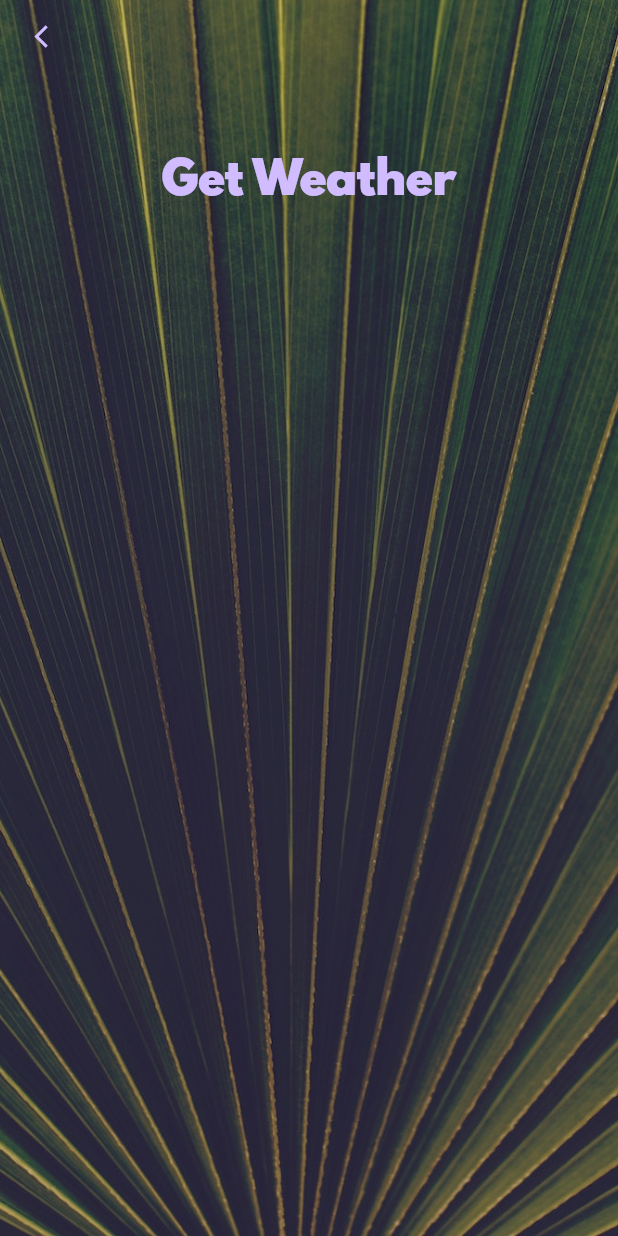
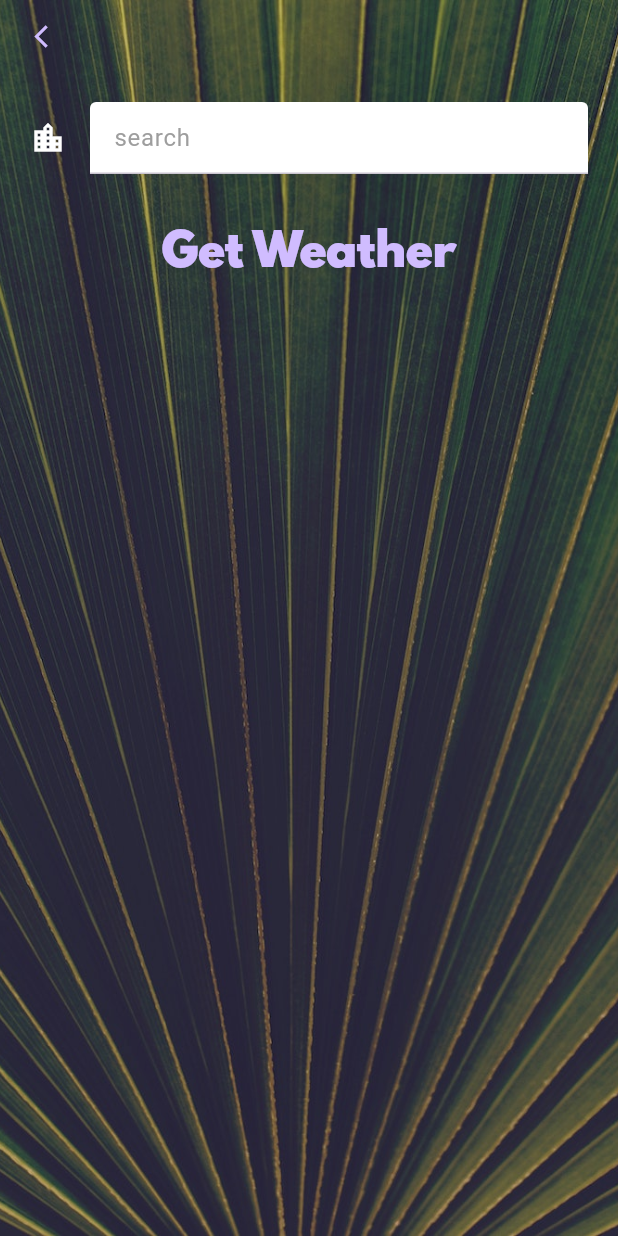
Before and after one commit to Mshankc/weather-app, a Flutter app: the CityScreen screen opened directly, on a phone screen of 412 x 824 dp. Run offline on Flutter 3.47's test engine with Material 3 defaults, Android fonts, the phone set to English and light mode, and no system bars; our stand-ins replace flutter_spinkit, geolocator; network calls fail.

Commit message:
added textfield

```diff
--- a/lib/screens/city_screen.dart
+++ b/lib/screens/city_screen.dart
@@ -35,7 +35,18 @@ class _CityScreenState extends State<CityScreen> {
               ),
               Container(
                 padding: const EdgeInsets.all(20.0),
-                child: null,
+                child: const TextField(
+                  decoration: InputDecoration(
+                    filled: true,
+                    fillColor: Colors.white,
+                    icon: Icon(
+                      Icons.location_city,
+                      color: Colors.white,
+                    ),
+                    hintText: 'search',
+                    hintStyle: TextStyle(color: Colors.grey),
+                  ),
+                ),
               ),
               TextButton(
                   onPressed: () {},
```
